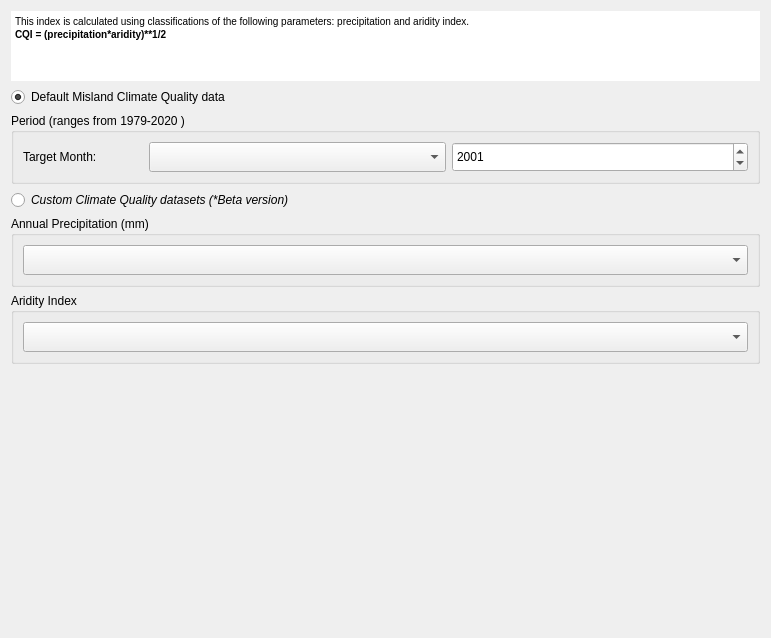
Before: the Qt Designer form MISLAND/gui/WidgetCQISetup.ui in LocateIT/trends.earth, drawn with Qt 5.
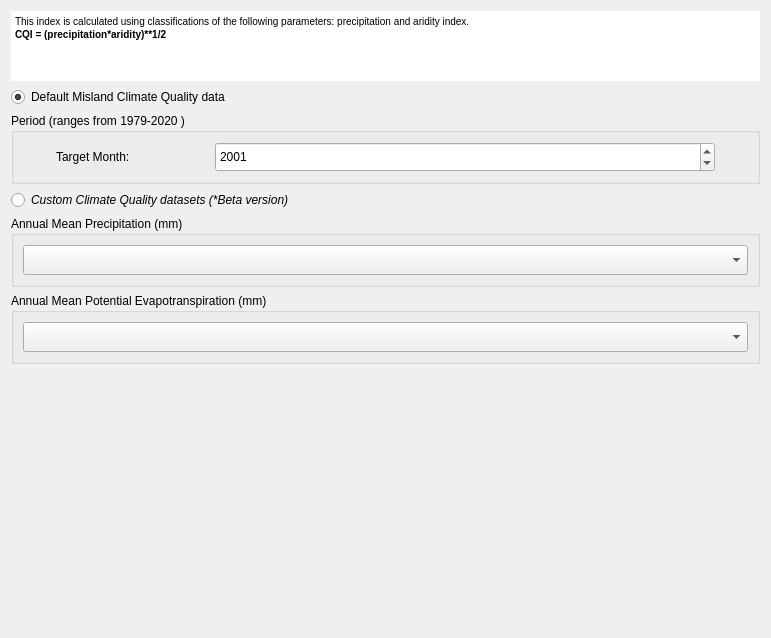
After: the same form once the commit is applied. Custom widgets are drawn as their Qt base class.

What changed in the file:
```diff
--- a/MISLAND/gui/WidgetCQISetup.ui
+++ b/MISLAND/gui/WidgetCQISetup.ui
@@ -87,22 +87,6 @@
        </widget>
       </item>
       <item row="0" column="1">
-       <widget class="QComboBox" name="ecmwf_month">
-        <property name="minimumSize">
-         <size>
-          <width>30</width>
-          <height>30</height>
-         </size>
-        </property>
-        <property name="editable">
-         <bool>false</bool>
-        </property>
-        <property name="maxVisibleItems">
-         <number>12</number>
-        </property>
-       </widget>
-      </item>
-      <item row="0" column="2">
        <widget class="QDateEdit" name="ecmwf_year">
         <property name="sizePolicy">
          <sizepolicy hsizetype="Minimum" vsizetype="Minimum">
@@ -172,7 +156,7 @@
       <bool>true</bool>
      </property>
      <property name="title">
-      <string>Annual Precipitation (mm)</string>
+      <string>Annual Mean Precipitation (mm)</string>
      </property>
      <layout class="QGridLayout" name="gridLayout_3">
       <item row="0" column="0">
@@ -203,7 +187,7 @@
    <item>
     <widget class="QGroupBox" name="groupBox_custom_aridity">
      <property name="title">
-      <string>Aridity Index</string>
+      <string>Annual Mean Potential Evapotranspiration (mm)</string>
      </property>
      <layout class="QGridLayout" name="gridLayout">
       <item row="0" column="0">
```
Left out of the diff: 22 changed lines with no effect on the pictures.
